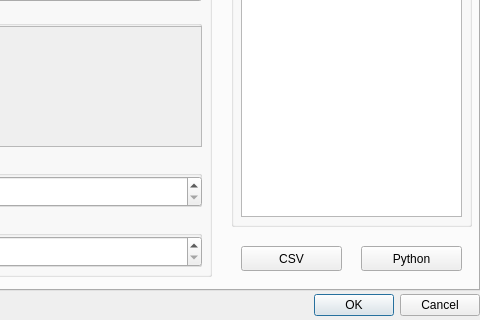
Above: wtss_qgis_dialog_base.ui from brazil-data-cube/wtss-qgis before the change; both pictures show x 251 to 731 and y 190 to 510 of the 731 by 510 pixel window. Below: the same form after it.
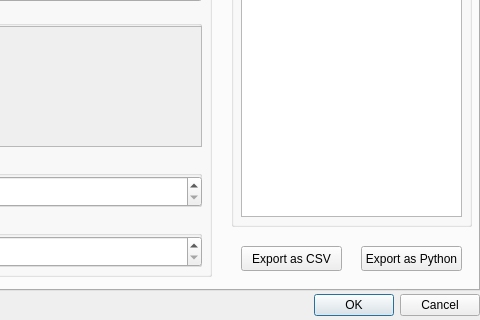
That is the form after the change. The open tabs and pages were chosen to show the change.

Commit message: resolving new user interface

```diff
--- a/wtss_qgis_dialog_base.ui
+++ b/wtss_qgis_dialog_base.ui
@@ -352,8 +352,13 @@
        <height>25</height>
       </rect>
      </property>
+     <property name="font">
+      <font>
+       <pointsize>9</pointsize>
+      </font>
+     </property>
      <property name="text">
-      <string>CSV</string>
+      <string>Export as CSV</string>
      </property>
     </widget>
     <widget class="QPushButton" name="export_as_python">
@@ -365,8 +370,13 @@
        <height>25</height>
       </rect>
      </property>
+     <property name="font">
+      <font>
+       <pointsize>9</pointsize>
+      </font>
+     </property>
      <property name="text">
-      <string>Python</string>
+      <string>Export as Python</string>
      </property>
     </widget>
    </widget>
```
Left out of the diff: 2 changed lines with no effect on the pictures. The commit also changes 1 other file.
